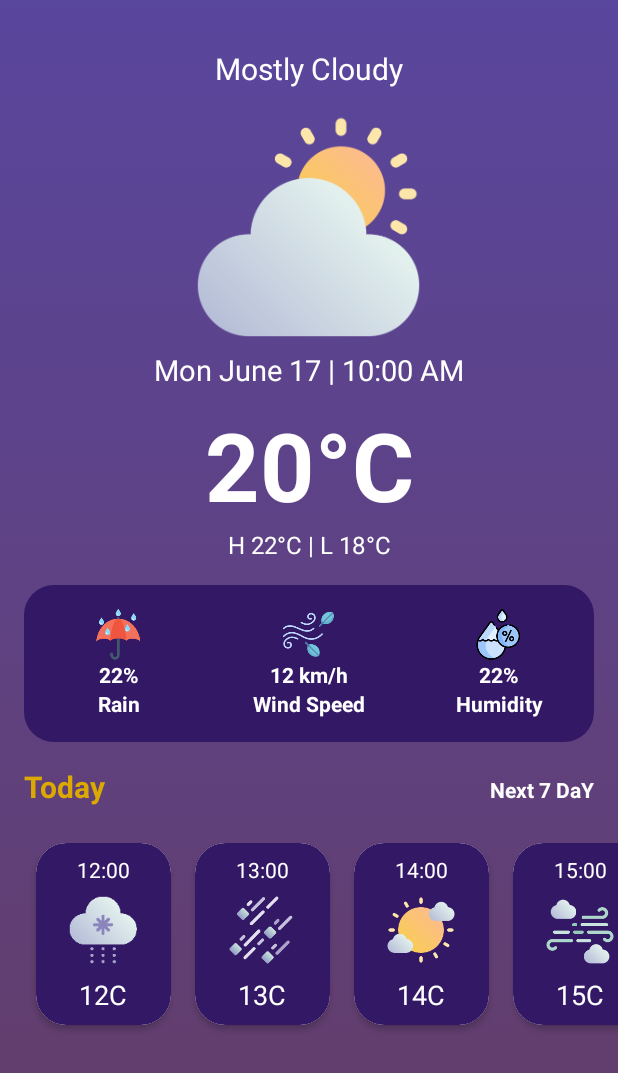
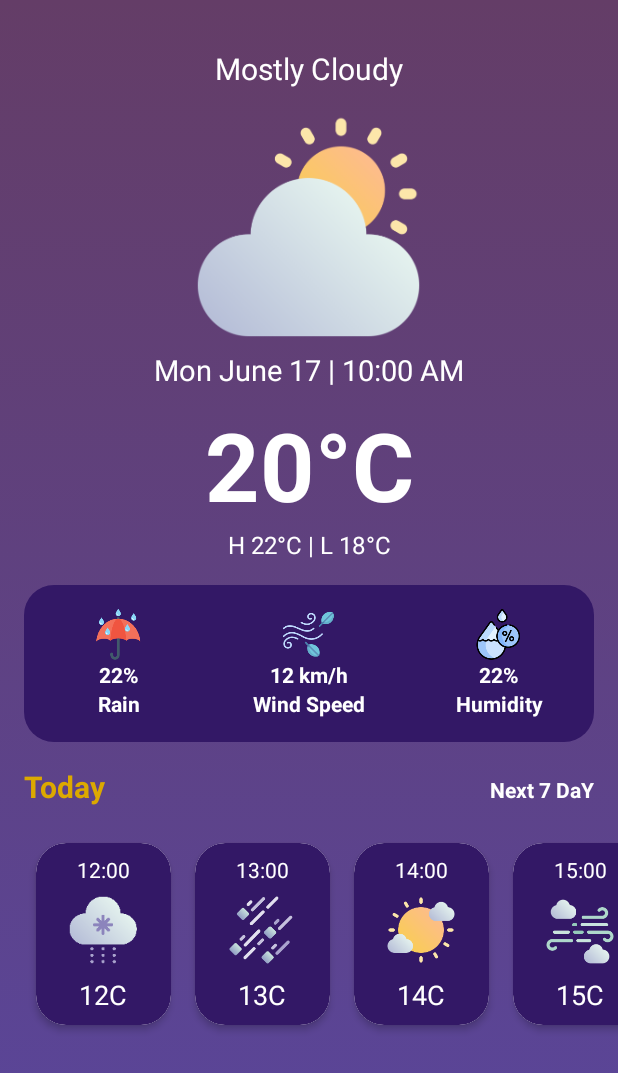
Before and after one commit to XunFlowerrr/Weather-Forecast, an Android app built with Jetpack Compose: the screen it shows after launch (MainActivity), on a phone screen of 412 x 824 dp. Shown: the top 1073 px of the screen. Run offline under Robolectric (Android 15) with nearby library versions, the phone set to English and light mode, and no system bars.

Commit message:
Fix drawable gradient angle

```diff
--- a/app/src/main/res/drawable/background.xml
+++ b/app/src/main/res/drawable/background.xml
@@ -3,7 +3,7 @@
 
     <item>
         <shape android:shape="rectangle">
-            <gradient android:startColor="#59469d" android:endColor="#643d67" android:angle="125"/>
+            <gradient android:startColor="#59469d" android:endColor="#643d67" android:angle="90"/>
         </shape>
     </item>
 
```
